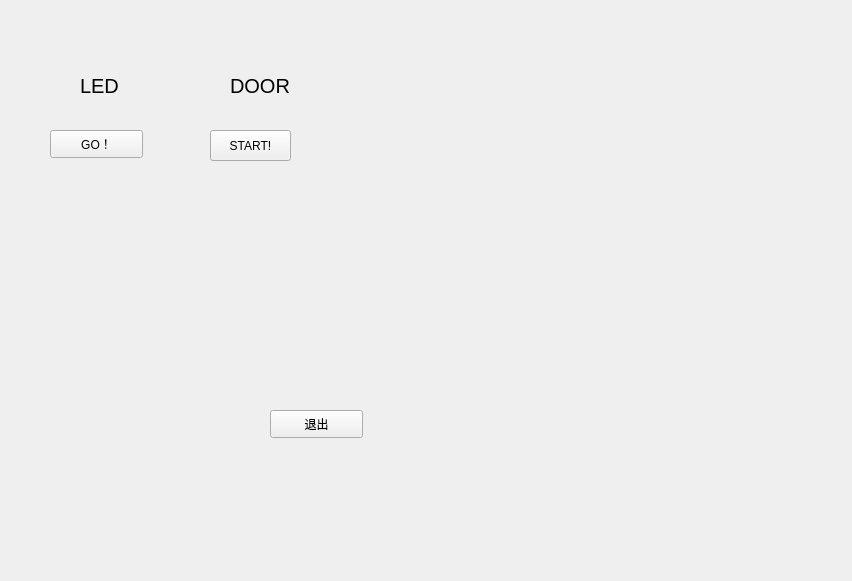
Qt form pythonProject(Aliyun)/control_panel.ui (LYC-hu/QT-Home-automation) before a commit.
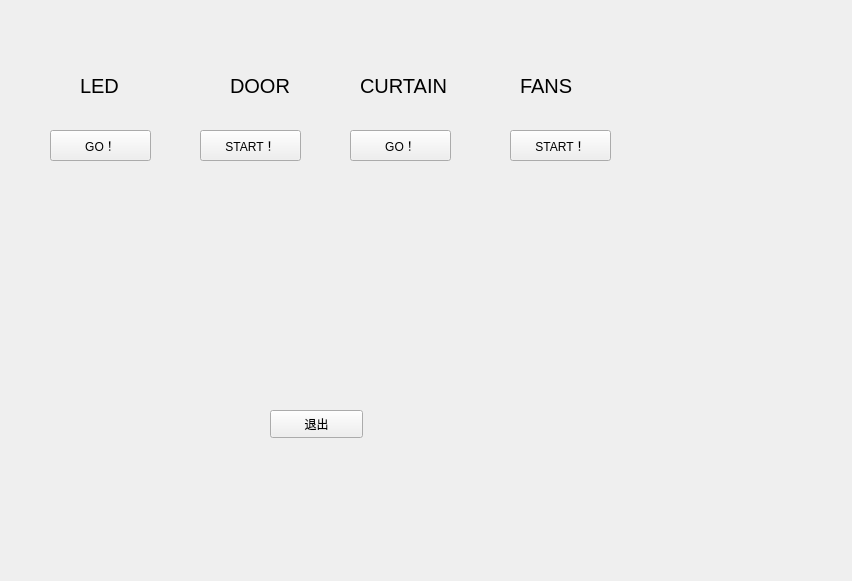
The same form after that commit.

What changed in the file:
```diff
--- a/pythonProject(Aliyun)/control_panel.ui
+++ b/pythonProject(Aliyun)/control_panel.ui
@@ -31,8 +31,8 @@
     <rect>
      <x>50</x>
      <y>130</y>
-     <width>93</width>
-     <height>28</height>
+     <width>101</width>
+     <height>31</height>
     </rect>
    </property>
    <property name="text">
@@ -60,14 +60,14 @@
   <widget class="QPushButton" name="GoDOOR">
    <property name="geometry">
     <rect>
-     <x>210</x>
+     <x>200</x>
      <y>130</y>
-     <width>81</width>
+     <width>101</width>
      <height>31</height>
     </rect>
    </property>
    <property name="text">
-    <string>START!</string>
+    <string>START！</string>
    </property>
   </widget>
   <widget class="QLabel" name="label_2">
@@ -88,6 +88,68 @@
     <string>DOOR</string>
    </property>
   </widget>
+  <widget class="QPushButton" name="GoCURTAIN">
+   <property name="geometry">
+    <rect>
+     <x>350</x>
+     <y>130</y>
+     <width>101</width>
+     <height>31</height>
+    </rect>
+   </property>
+   <property name="text">
+    <string>GO！</string>
+   </property>
+  </widget>
+  <widget class="QLabel" name="label_3">
+   <property name="geometry">
+    <rect>
+     <x>360</x>
+     <y>70</y>
+     <width>91</width>
+     <height>31</height>
+    </rect>
+   </property>
+   <property name="font">
+    <font>
+     <pointsize>15</pointsize>
+    </font>
+   </property>
+   <property name="text">
+    <string>CURTAIN</string>
+   </property>
+  </widget>
+  <widget class="QPushButton" name="GoFANS">
+   <property name="geometry">
+    <rect>
+     <x>510</x>
+     <y>130</y>
+     <width>101</width>
+     <height>31</height>
+    </rect>
+   </property>
+   <property name="text">
+    <string>START！</string>
+   </property>
+  </widget>
+  <widget class="QLabel" name="label_4">
+   <property name="geometry">
+    <rect>
+     <x>520</x>
+     <y>60</y>
+     <width>101</width>
+     <height>51</height>
+    </rect>
+   </property>
+   <property name="font">
+    <font>
+     <pointsize>15</pointsize>
+    </font>
+   </property>
+   <property name="text">
+    <string>FANS</string>
+   </property>
+  </widget>
  </widget>
  <resources/>
  <connections>
```
